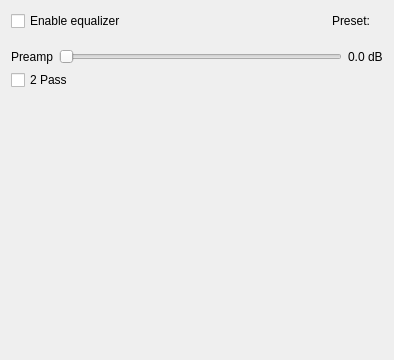
Qt form modules/gui/qt/ui/equalizer.ui (VijaySharmaaa/VLC-Redesign) before a commit.
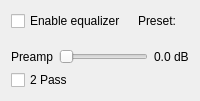
The same form after that commit.

Commit message: qt: effects sheet: keys, equalizer layout, shared hotkey text

```diff
--- a/modules/gui/qt/ui/equalizer.ui
+++ b/modules/gui/qt/ui/equalizer.ui
@@ -2,14 +2,6 @@
 <ui version="4.0">
  <class>EqualizerWidget</class>
  <widget class="QWidget" name="EqualizerWidget">
-  <property name="geometry">
-   <rect>
-    <x>0</x>
-    <y>0</y>
-    <width>394</width>
-    <height>360</height>
-   </rect>
-  </property>
   <property name="windowTitle">
    <string>Form</string>
   </property>
```
The commit also changes 7 other files.
